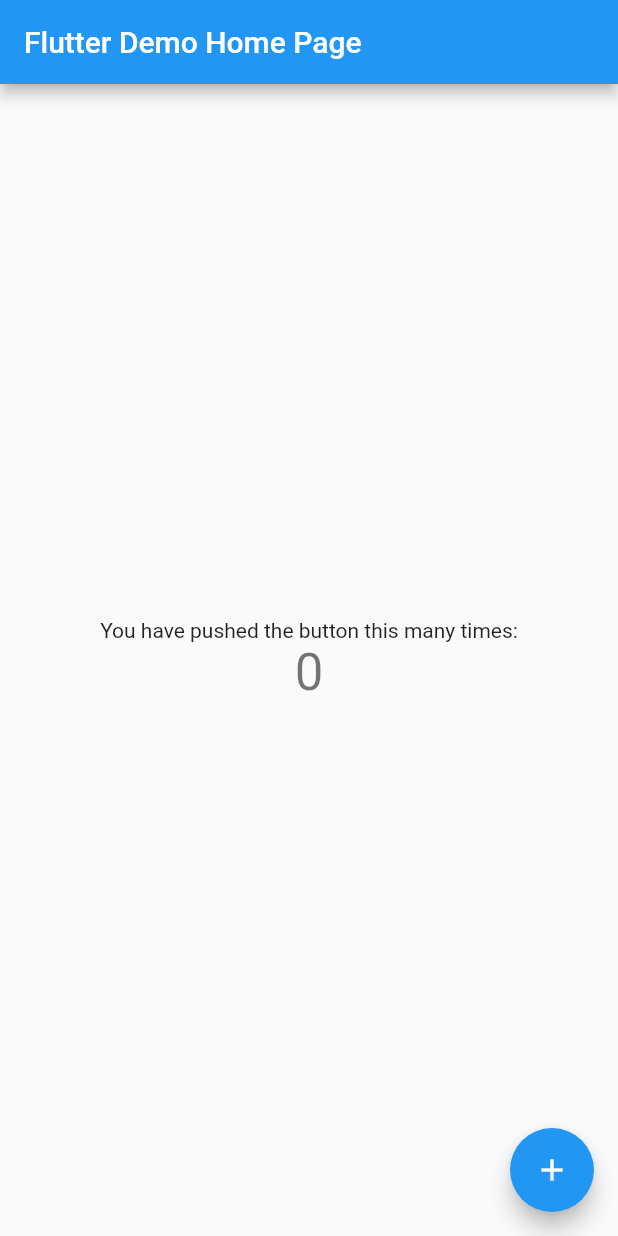
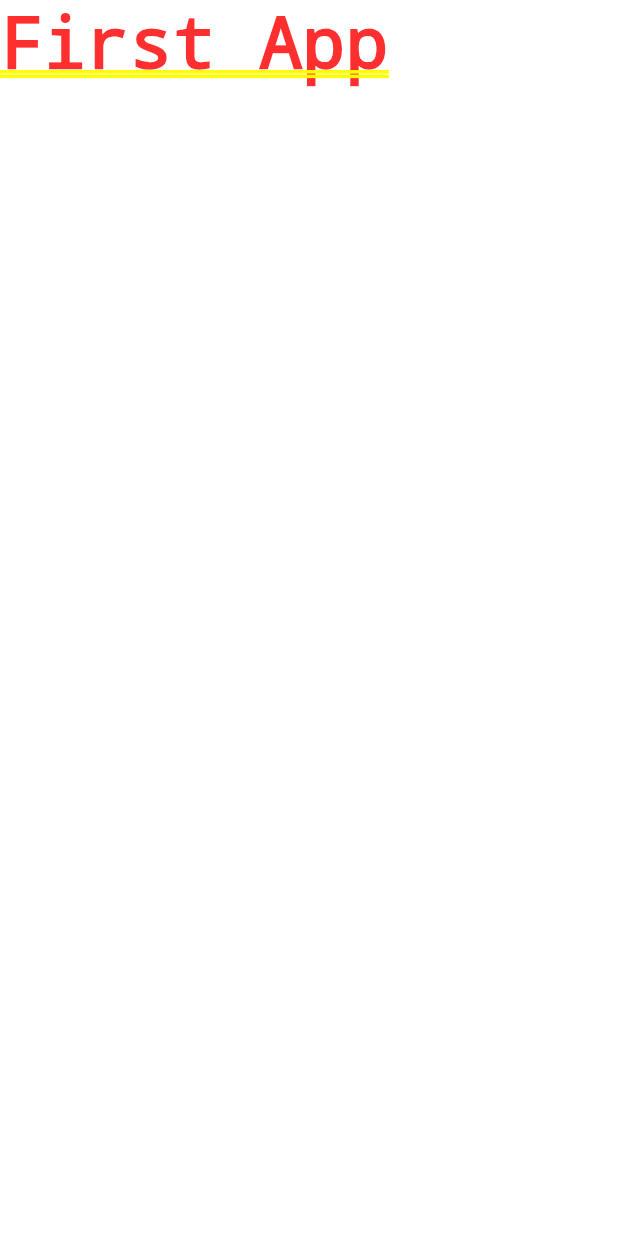
Before and after one commit to codingXllama/LearnFlutter, a Flutter app: the screen it shows after launch, on a phone screen of 412 x 824 dp. Run offline on Flutter 3.47's test engine with Material 2 defaults, Android fonts, the phone set to English and light mode, and no system bars.

Commit message:
Create a basic hello structure

```diff
--- a/Demo1/first_app/lib/main.dart
+++ b/Demo1/first_app/lib/main.dart
@@ -1,111 +1,6 @@
+
 import 'package:flutter/material.dart';
 
-void main() => runApp(MyApp());
-
-class MyApp extends StatelessWidget {
-  // This widget is the root of your application.
-  @override
-  Widget build(BuildContext context) {
-    return MaterialApp(
-      title: 'Flutter Demo',
-      theme: ThemeData(
-        // This is the theme of your application.
-        //
-        // Try running your application with "flutter run". You'll see the
-        // application has a blue toolbar. Then, without quitting the app, try
-        // changing the primarySwatch below to Colors.green and then invoke
-        // "hot reload" (press "r" in the console where you ran "flutter run",
-        // or simply save your changes to "hot reload" in a Flutter IDE).
-        // Notice that the counter didn't reset back to zero; the application
-        // is not restarted.
-        primarySwatch: Colors.blue,
-      ),
-      home: MyHomePage(title: 'Flutter Demo Home Page'),
-    );
-  }
-}
-
-class MyHomePage extends StatefulWidget {
-  MyHomePage({Key key, this.title}) : super(key: key);
-
-  // This widget is the home page of your application. It is stateful, meaning
-  // that it has a State object (defined below) that contains fields that affect
-  // how it looks.
-
-  // This class is the configuration for the state. It holds the values (in this
-  // case the title) provided by the parent (in this case the App widget) and
-  // used by the build method of the State. Fields in a Widget subclass are
-  // always marked "final".
-
-  final String title;
-
-  @override
-  _MyHomePageState createState() => _MyHomePageState();
-}
-
-class _MyHomePageState extends State<MyHomePage> {
-  int _counter = 0;
-
-  void _incrementCounter() {
-    setState(() {
-      // This call to setState tells the Flutter framework that something has
-      // changed in this State, which causes it to rerun the build method below
-      // so that the display can reflect the updated values. If we changed
-      // _counter without calling setState(), then the build method would not be
-      // called again, and so nothing would appear to happen.
-      _counter++;
-    });
-  }
-
-  @override
-  Widget build(BuildContext context) {
-    // This method is rerun every time setState is called, for instance as done
-    // by the _incrementCounter method above.
-    //
-    // The Flutter framework has been optimized to make rerunning build methods
-    // fast, so that you can just rebuild anything that needs updating rather
-    // than having to individually change instances of widgets.
-    return Scaffold(
-      appBar: AppBar(
-        // Here we take the value from the MyHomePage object that was created by
-        // the App.build method, and use it to set our appbar title.
-        title: Text(widget.title),
-      ),
-      body: Center(
-        // Center is a layout widget. It takes a single child and positions it
-        // in the middle of the parent.
-        child: Column(
-          // Column is also a layout widget. It takes a list of children and
-          // arranges them vertically. By default, it sizes itself to fit its
-          // children horizontally, and tries to be as tall as its parent.
-          //
-          // Invoke "debug painting" (press "p" in the console, choose the
-          // "Toggle Debug Paint" action from the Flutter Inspector in Android
-          // Studio, or the "Toggle Debug Paint" command in Visual Studio Code)
-          // to see the wireframe for each widget.
-          //
-          // Column has various properties to control how it sizes itself and
-          // how it positions its children. Here we use mainAxisAlignment to
-          // center the children vertically; the main axis here is the vertical
-          // axis because Columns are vertical (the cross axis would be
-          // horizontal).
-          mainAxisAlignment: MainAxisAlignment.center,
-          children: <Widget>[
-            Text(
-              'You have pushed the button this many times:',
-            ),
-            Text(
-              '$_counter',
-              style: Theme.of(context).textTheme.display1,
-            ),
-          ],
-        ),
-      ),
-      floatingActionButton: FloatingActionButton(
-        onPressed: _incrementCounter,
-        tooltip: 'Increment',
-        child: Icon(Icons.add),
-      ), // This trailing comma makes auto-formatting nicer for build methods.
-    );
-  }
-}
+void main() => runApp(MaterialApp(
+  home:Text("First App"),
+));
```
